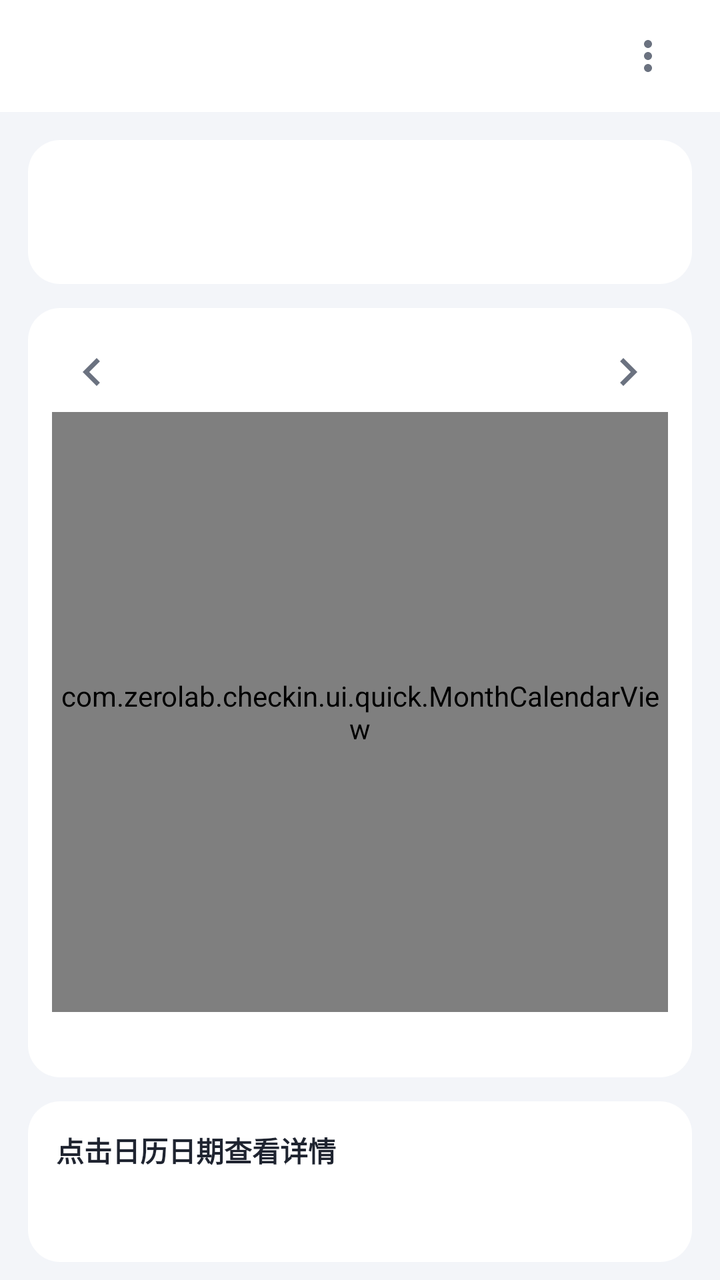
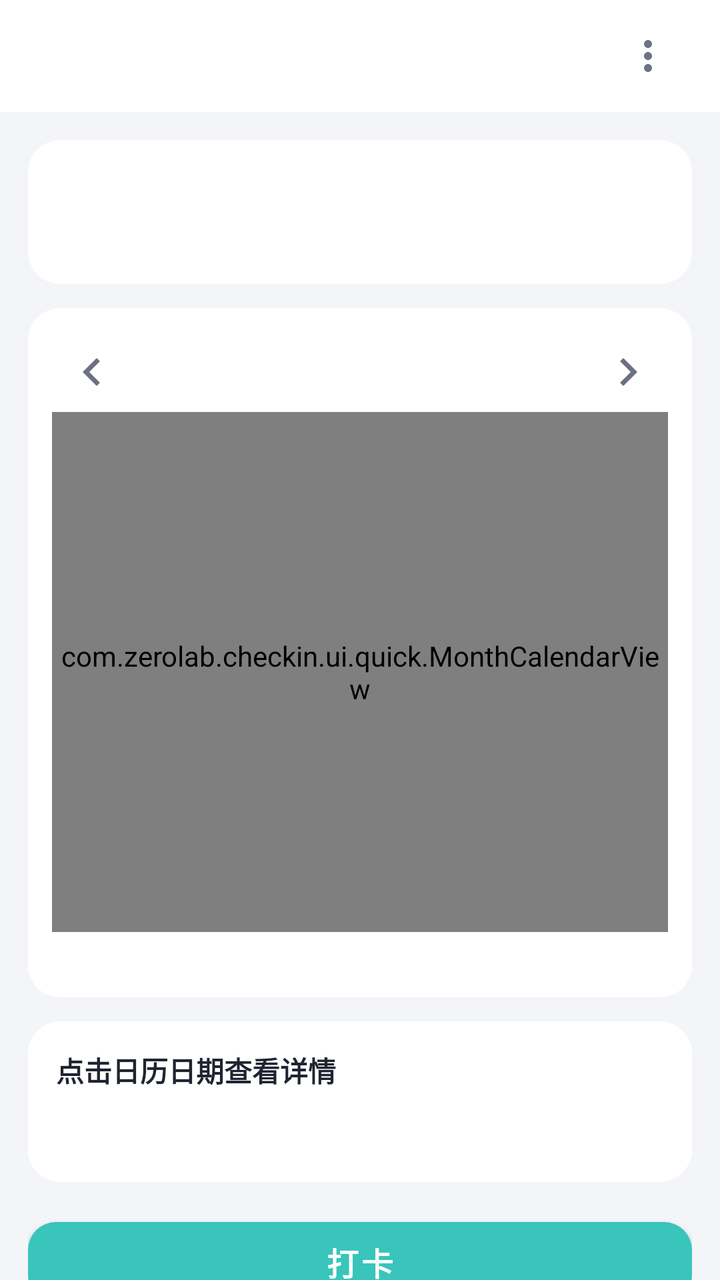

An Android layout rendered at two revisions. The XML below is the earlier revision; the diff shows what the commit changed to produce the second picture.
<!-- AndroidManifest.xml: application theme Theme.Checkin -->
<!-- res/layout/fragment_quick.xml -->
<?xml version="1.0" encoding="utf-8"?>
<FrameLayout xmlns:android="http://schemas.android.com/apk/res/android"
    android:layout_width="match_parent"
    android:layout_height="match_parent"
    android:background="@color/bg_page">

    <LinearLayout
        android:id="@+id/content_view"
        android:layout_width="match_parent"
        android:layout_height="match_parent"
        android:orientation="vertical">

        
        <LinearLayout
            android:id="@+id/header_bar"
            android:layout_width="match_parent"
            android:layout_height="56dp"
            android:background="@color/white"
            android:gravity="center_vertical"
            android:orientation="horizontal"
            android:paddingHorizontal="16dp">

            <TextView
                android:id="@+id/tv_emoji"
                android:layout_width="wrap_content"
                android:layout_height="wrap_content"
                android:textSize="22sp" />

            <TextView
                android:id="@+id/tv_name"
                android:layout_width="0dp"
                android:layout_height="wrap_content"
                android:layout_marginStart="8dp"
                android:layout_weight="1"
                android:textColor="@color/text_primary"
                android:textSize="18sp"
                android:textStyle="bold" />

            <ImageButton
                android:id="@+id/btn_menu"
                android:layout_width="40dp"
                android:layout_height="40dp"
                android:background="?attr/selectableItemBackgroundBorderless"
                android:contentDescription="更多"
                android:src="@drawable/ic_more" />
        </LinearLayout>

        <ScrollView
            android:layout_width="match_parent"
            android:layout_height="0dp"
            android:layout_weight="1"
            android:scrollbars="none">

            <LinearLayout
                android:layout_width="match_parent"
                android:layout_height="wrap_content"
                android:orientation="vertical"
                android:padding="14dp">

                
                <LinearLayout
                    android:id="@+id/status_bar"
                    android:layout_width="match_parent"
                    android:layout_height="wrap_content"
                    android:background="@drawable/bg_card"
                    android:orientation="vertical"
                    android:padding="14dp">

                    <TextView
                        android:id="@+id/tv_today_status"
                        android:layout_width="wrap_content"
                        android:layout_height="wrap_content"
                        android:textColor="@color/text_primary"
                        android:textSize="15sp"
                        android:textStyle="bold" />

                    <TextView
                        android:id="@+id/tv_streak"
                        android:layout_width="wrap_content"
                        android:layout_height="wrap_content"
                        android:layout_marginTop="6dp"
                        android:textColor="@color/fail"
                        android:textSize="13sp" />
                </LinearLayout>

                
                <LinearLayout
                    android:layout_width="match_parent"
                    android:layout_height="wrap_content"
                    android:layout_marginTop="12dp"
                    android:background="@drawable/bg_card"
                    android:orientation="vertical"
                    android:padding="12dp">

                    <LinearLayout
                        android:layout_width="match_parent"
                        android:layout_height="40dp"
                        android:gravity="center_vertical"
                        android:orientation="horizontal">

                        <ImageButton
                            android:id="@+id/btn_prev"
                            android:layout_width="40dp"
                            android:layout_height="40dp"
                            android:background="?attr/selectableItemBackgroundBorderless"
                            android:contentDescription="上个月"
                            android:src="@drawable/ic_chevron_left" />

                        <TextView
                            android:id="@+id/tv_month"
                            android:layout_width="0dp"
                            android:layout_height="wrap_content"
                            android:layout_weight="1"
                            android:gravity="center"
                            android:textColor="@color/text_primary"
                            android:textSize="16sp"
                            android:textStyle="bold" />

                        <ImageButton
                            android:id="@+id/btn_next"
                            android:layout_width="40dp"
                            android:layout_height="40dp"
                            android:background="?attr/selectableItemBackgroundBorderless"
                            android:contentDescription="下个月"
                            android:src="@drawable/ic_chevron_right" />
                    </LinearLayout>

                    <com.zerolab.checkin.ui.quick.MonthCalendarView
                        android:id="@+id/calendar"
                        android:layout_width="match_parent"
                        android:layout_height="300dp" />

                    <TextView
                        android:id="@+id/tv_legend"
                        android:layout_width="match_parent"
                        android:layout_height="wrap_content"
                        android:layout_marginTop="6dp"
                        android:gravity="center"
                        android:textColor="@color/text_secondary"
                        android:textSize="11sp" />
                </LinearLayout>

                
                <LinearLayout
                    android:id="@+id/day_detail_bar"
                    android:layout_width="match_parent"
                    android:layout_height="wrap_content"
                    android:layout_marginTop="12dp"
                    android:background="@drawable/bg_card"
                    android:orientation="vertical"
                    android:padding="14dp">

                    <TextView
                        android:id="@+id/tv_detail_title"
                        android:layout_width="wrap_content"
                        android:layout_height="wrap_content"
                        android:text="点击日历日期查看详情"
                        android:textColor="@color/text_primary"
                        android:textSize="14sp"
                        android:textStyle="bold" />

                    <TextView
                        android:id="@+id/tv_detail_body"
                        android:layout_width="match_parent"
                        android:layout_height="wrap_content"
                        android:layout_marginTop="6dp"
                        android:lineSpacingExtra="3dp"
                        android:textColor="@color/text_primary"
                        android:textSize="13sp" />

                    <LinearLayout
                        android:id="@+id/detail_records_box"
                        android:layout_width="match_parent"
                        android:layout_height="wrap_content"
                        android:layout_marginTop="8dp"
                        android:orientation="vertical" />
                </LinearLayout>

                
                <TextView
                    android:id="@+id/group_members_title"
                    android:layout_width="wrap_content"
                    android:layout_height="wrap_content"
                    android:layout_marginTop="14dp"
                    android:textColor="@color/text_primary"
                    android:textSize="13sp"
                    android:textStyle="bold"
                    android:visibility="gone" />

                <LinearLayout
                    android:id="@+id/group_members_box"
                    android:layout_width="match_parent"
                    android:layout_height="wrap_content"
                    android:layout_marginTop="8dp"
                    android:orientation="vertical"
                    android:visibility="gone" />

                <Button
                    android:id="@+id/btn_checkin"
                    style="@style/PrimaryButton"
                    android:layout_width="match_parent"
                    android:layout_marginTop="14dp"
                    android:text="打卡" />
            </LinearLayout>
        </ScrollView>
    </LinearLayout>

    
    <LinearLayout
        android:id="@+id/empty_view"
        android:layout_width="match_parent"
        android:layout_height="match_parent"
        android:gravity="center"
        android:orientation="vertical"
        android:visibility="gone">

        <ImageView
            android:layout_width="160dp"
            android:layout_height="160dp"
            android:layout_marginBottom="8dp"
            android:contentDescription="封面"
            android:src="@drawable/cover_miku" />

        <TextView
            android:layout_width="wrap_content"
            android:layout_height="wrap_content"
            android:text="还没有创建打卡项"
            android:textColor="@color/text_primary"
            android:textSize="16sp"
            android:textStyle="bold" />

        <TextView
            android:layout_width="wrap_content"
            android:layout_height="wrap_content"
            android:layout_marginTop="6dp"
            android:text="去创建一个吧"
            android:textColor="@color/text_secondary"
            android:textSize="13sp" />

        <Button
            android:id="@+id/btn_go_create"
            style="@style/PrimaryButton"
            android:layout_width="220dp"
            android:layout_marginTop="22dp"
            android:text="去创建打卡项" />
    </LinearLayout>
</FrameLayout>
<!-- resources referenced by this layout -->
<resources>
  <color name="bg_page">#F3F5F9</color>
  <color name="fail">#EF5350</color>
  <color name="text_primary">#1F2430</color>
  <color name="text_secondary">#6B7280</color>
  <color name="white">#FFFFFF</color>
  <!-- drawable bg_card (drawable) -->
  <?xml version="1.0" encoding="utf-8"?>
  <shape xmlns:android="http://schemas.android.com/apk/res/android" android:shape="rectangle">
      <solid android:color="@color/bg_card" />
      <corners android:radius="16dp" />
  </shape>
  <!-- drawable cover_miku: jpg bitmap (drawable-nodpi, 82781 bytes) -->
  <!-- drawable ic_chevron_left (drawable) -->
  <vector xmlns:android="http://schemas.android.com/apk/res/android"
      android:width="28dp" android:height="28dp"
      android:viewportWidth="24" android:viewportHeight="24" android:tint="@color/text_secondary">
      <path android:fillColor="@android:color/white" android:pathData="M15.41,7.41L14,6l-6,6 6,6 1.41,-1.41L10.83,12z"/>
  </vector>
  <!-- drawable ic_chevron_right (drawable) -->
  <vector xmlns:android="http://schemas.android.com/apk/res/android"
      android:width="28dp" android:height="28dp"
      android:viewportWidth="24" android:viewportHeight="24" android:tint="@color/text_secondary">
      <path android:fillColor="@android:color/white" android:pathData="M8.59,16.59L13.17,12 8.59,7.41 10,6l6,6 -6,6z"/>
  </vector>
  <!-- drawable ic_more (drawable) -->
  <vector xmlns:android="http://schemas.android.com/apk/res/android"
      android:width="24dp" android:height="24dp"
      android:viewportWidth="24" android:viewportHeight="24" android:tint="@color/text_secondary">
      <path android:fillColor="@android:color/white" android:pathData="M12,8c1.1,0 2,-0.9 2,-2s-0.9,-2 -2,-2 -2,0.9 -2,2 0.9,2 2,2zM12,10c-1.1,0 -2,0.9 -2,2s0.9,2 2,2 2,-0.9 2,-2 -0.9,-2 -2,-2zM12,16c-1.1,0 -2,0.9 -2,2s0.9,2 2,2 2,-0.9 2,-2 -0.9,-2 -2,-2z"/>
  </vector>
  <style name="PrimaryButton" parent="Widget.MaterialComponents.Button">
          <item name="android:layout_height">52dp</item>
          <item name="cornerRadius">14dp</item>
          <item name="android:textSize">16sp</item>
          <item name="android:textStyle">bold</item>
          <item name="android:textColor">@color/white</item>
      </style>
  <style name="Theme.Checkin" parent="Theme.MaterialComponents.Light.NoActionBar">
          <item name="colorPrimary">@color/brand</item>
          <item name="colorPrimaryDark">@color/brand_dark</item>
          <item name="colorAccent">@color/brand</item>
          <item name="android:windowBackground">@color/bg_page</item>
          <item name="android:statusBarColor">@color/white</item>
          <item name="android:windowLightStatusBar">true</item>
          <item name="android:textColorPrimary">@color/text_primary</item>
          <item name="android:textColorSecondary">@color/text_secondary</item>
          <item name="bottomNavigationStyle">@style/Widget.Checkin.BottomNav</item>
      </style>
  <color name="bg_card">#FFFFFF</color>
  <color name="brand">#39C5BB</color>
  <color name="brand_dark">#1F9C94</color>
  <style name="Widget.Checkin.BottomNav" parent="Widget.MaterialComponents.BottomNavigationView">
          <item name="itemTextColor">@color/nav_tint</item>
          <item name="itemIconTint">@color/nav_tint</item>
          <item name="backgroundTint">@color/white</item>
          <item name="elevation">10dp</item>
          <item name="labelVisibilityMode">labeled</item>
      </style>
</resources>

<!-- the commit's change to res/layout/fragment_quick.xml (unified diff, before → after) -->
@@ -128,7 +128,7 @@
                     <com.zerolab.checkin.ui.quick.MonthCalendarView
                         android:id="@+id/calendar"
                         android:layout_width="match_parent"
-                        android:layout_height="300dp" />
+                        android:layout_height="260dp" />
 
                     <TextView
                         android:id="@+id/tv_legend"
